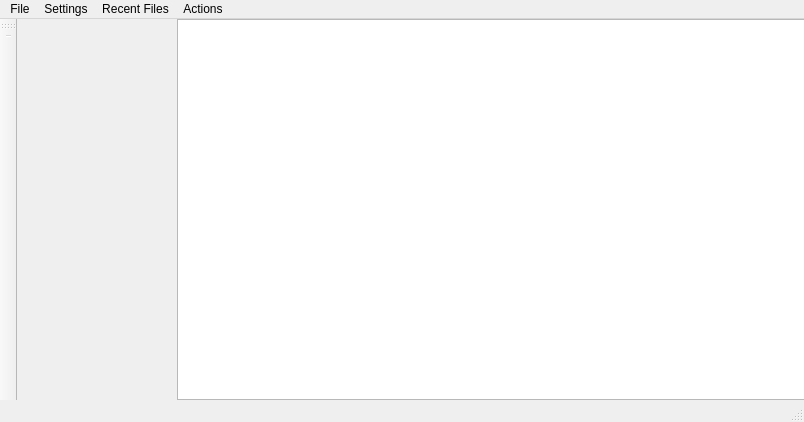
The window that zeex/core/ui/project/main.ui (zbarge/zeex) describes before a commit, drawn with Qt 5.
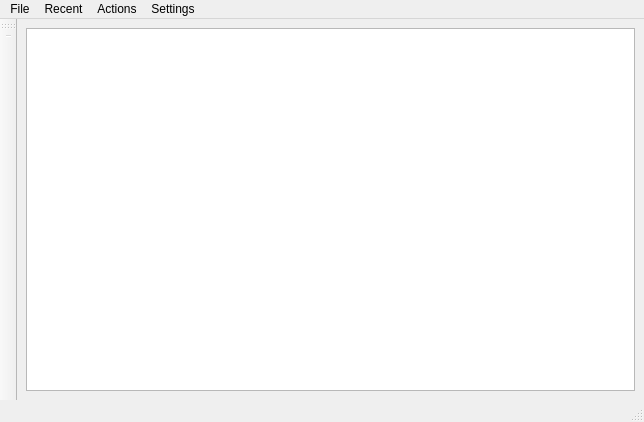
The same window after the commit.

Patch:
```diff
--- a/zeex/core/ui/project/main.ui
+++ b/zeex/core/ui/project/main.ui
@@ -6,7 +6,7 @@
    <rect>
     <x>0</x>
     <y>0</y>
-    <width>804</width>
+    <width>644</width>
     <height>422</height>
    </rect>
   </property>
@@ -14,23 +14,18 @@
    <string>MyProject</string>
   </property>
   <widget class="QWidget" name="centralwidget">
-   <widget class="QTreeView" name="ProjectsTreeView">
-    <property name="geometry">
-     <rect>
-      <x>160</x>
-      <y>0</y>
-      <width>631</width>
-      <height>381</height>
-     </rect>
-    </property>
-   </widget>
+   <layout class="QHBoxLayout" name="horizontalLayout">
+    <item>
+     <widget class="QTreeView" name="ProjectsTreeView"/>
+    </item>
+   </layout>
   </widget>
   <widget class="QMenuBar" name="menubar">
    <property name="geometry">
     <rect>
      <x>0</x>
      <y>0</y>
-     <width>804</width>
+     <width>644</width>
      <height>21</height>
     </rect>
    </property>
@@ -51,7 +46,7 @@
    </widget>
    <widget class="QMenu" name="menuRecent_Files">
     <property name="title">
-     <string>Recent Files</string>
+     <string>Recent</string>
     </property>
    </widget>
    <widget class="QMenu" name="menuActions">
@@ -62,9 +57,9 @@
     <addaction name="actionRename"/>
    </widget>
    <addaction name="menuFile"/>
-   <addaction name="menuSettings"/>
    <addaction name="menuRecent_Files"/>
    <addaction name="menuActions"/>
+   <addaction name="menuSettings"/>
   </widget>
   <widget class="QStatusBar" name="statusbar"/>
   <widget class="QToolBar" name="toolBar">
```
